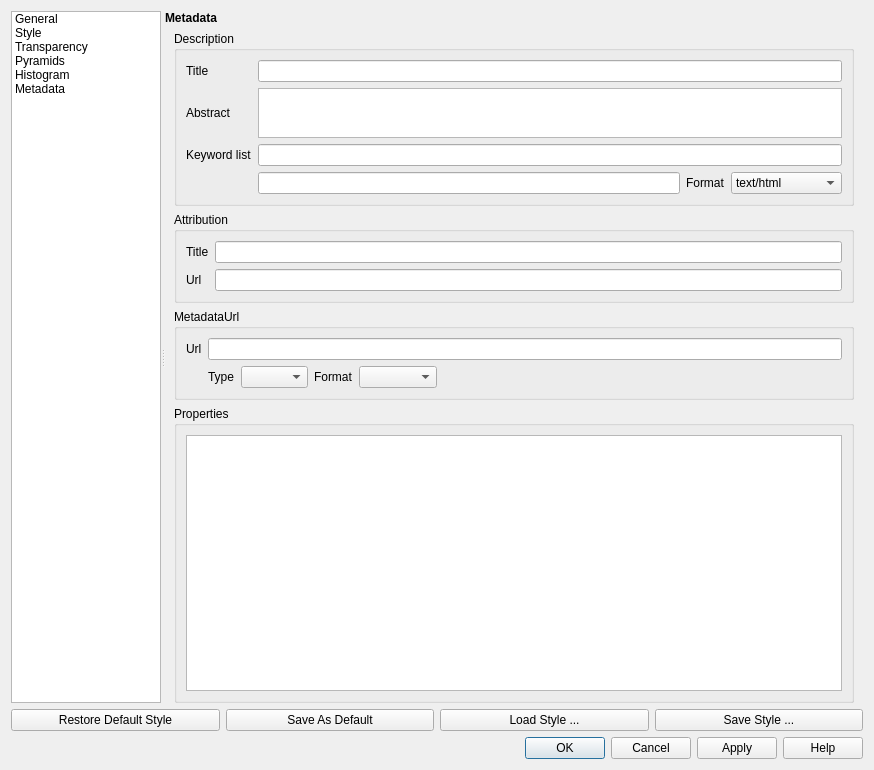
Above: src/ui/qgsrasterlayerpropertiesbase.ui from qgis/QGIS before the change. Below: the same form after it.
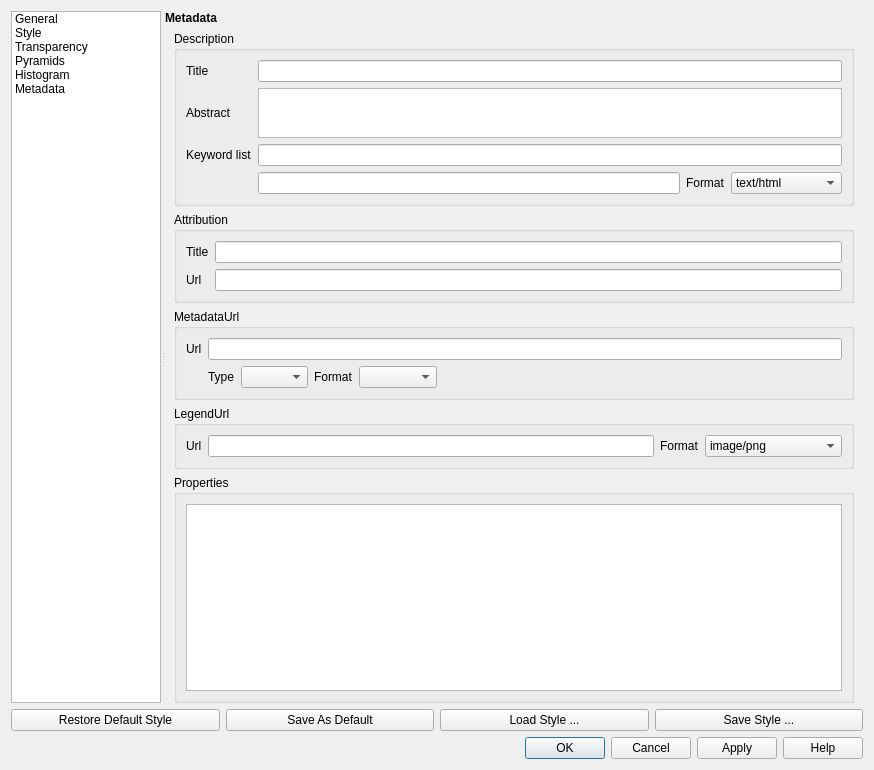
That is the form after the change. The open tabs and pages were chosen to show the change. Icons and pictures are not drawn. Custom widgets are drawn as their Qt base class.

Commit message:
[QGIS server] add legendUrl to layers delivered by getCapa Doc
this commit adds legendUrl tags to the style section of a layer in the getCapa document.
It extends the layers metadata GUI in QGIs to make legendUrl customizable (linking to a
image url) providing the legend. If this is not set the Url is build from serviceUrl or main GetLegend
section of the getCapa doc.

Patch:
```diff
--- a/src/ui/qgsrasterlayerpropertiesbase.ui
+++ b/src/ui/qgsrasterlayerpropertiesbase.ui
@@ -1846,8 +1846,8 @@
                <rect>
                 <x>0</x>
                 <y>0</y>
-                <width>195</width>
-                <height>267</height>
+                <width>700</width>
+                <height>663</height>
                </rect>
               </property>
               <layout class="QVBoxLayout" name="verticalLayout_10">
@@ -2068,6 +2068,64 @@
                  </layout>
                 </widget>
                </item>
+               <item>
+                <widget class="QgsCollapsibleGroupBox" name="mMetaLegendGrpBx">
+                 <property name="title">
+                  <string>LegendUrl</string>
+                 </property>
+                 <layout class="QGridLayout" name="gridLayout_2">
+                  <item row="0" column="0">
+                   <layout class="QHBoxLayout" name="horizontalLayout_11">
+                    <item>
+                     <widget class="QLabel" name="mLayerLegendUrlLabel">
+                      <property name="text">
+                       <string>Url</string>
+                      </property>
+                     </widget>
+                    </item>
+                    <item>
+                     <widget class="QLineEdit" name="mLayerLegendUrlLineEdit"/>
+                    </item>
+                    <item>
+                     <widget class="QLabel" name="mLayerLegendUrlFormatLabel">
+                      <property name="text">
+                       <string>Format</string>
+                      </property>
+                     </widget>
+                    </item>
+                    <item>
+                     <widget class="QComboBox" name="mLayerLegendUrlFormatComboBox">
+                      <property name="minimumSize">
+                       <size>
+                        <width>137</width>
+                        <height>0</height>
+                       </size>
+                      </property>
+                      <property name="currentIndex">
+                       <number>0</number>
+                      </property>
+                      <item>
+                       <property name="text">
+                        <string>image/png</string>
+                       </property>
+                      </item>
+                      <item>
+                       <property name="text">
+                        <string>image/jpeg</string>
+                       </property>
+                      </item>
+                      <item>
+                       <property name="text">
+                        <string>image/jpg</string>
+                       </property>
+                      </item>
+                     </widget>
+                    </item>
+                   </layout>
+                  </item>
+                 </layout>
+                </widget>
+               </item>
                <item>
                 <widget class="QgsCollapsibleGroupBox" name="mMetaPropertiesGrpBx">
                  <property name="sizePolicy">
```
Left out of the diff: 36 changed lines with no effect on the pictures. Lines whose indentation alone changed are shown as unchanged. The commit also changes 7 other files.
